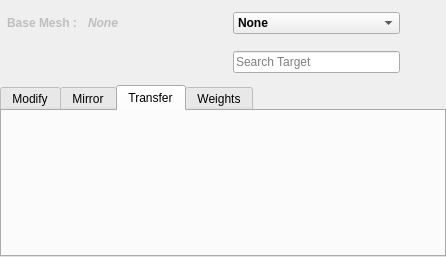
The window that z_bs/_addUI.ui (DDDonzy/d_maya) describes before a commit, drawn with Qt 5.
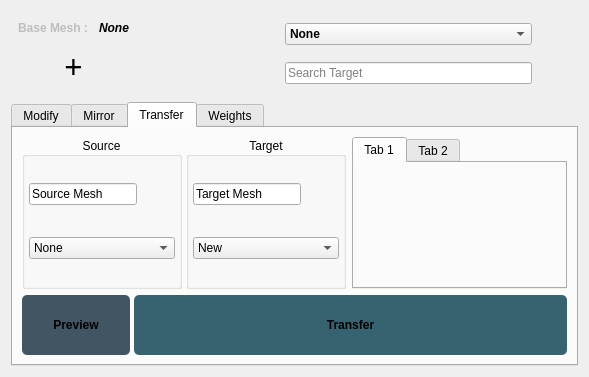
The same window after the commit. The open tabs and pages were chosen to show the change. Icons and pictures are not drawn.

What changed in the file:
```diff
--- a/z_bs/_addUI.ui
+++ b/z_bs/_addUI.ui
@@ -6,29 +6,14 @@
    <rect>
     <x>0</x>
     <y>0</y>
-    <width>446</width>
-    <height>257</height>
+    <width>589</width>
+    <height>377</height>
    </rect>
   </property>
   <property name="windowTitle">
    <string>Form</string>
   </property>
   <layout class="QVBoxLayout" name="verticalLayout_6">
-   <property name="spacing">
-    <number>0</number>
-   </property>
-   <property name="leftMargin">
-    <number>0</number>
-   </property>
-   <property name="topMargin">
-    <number>0</number>
-   </property>
-   <property name="rightMargin">
-    <number>0</number>
-   </property>
-   <property name="bottomMargin">
-    <number>0</number>
-   </property>
    <item>
     <widget class="QWidget" name="addonWidget" native="true">
      <layout class="QVBoxLayout" name="verticalLayout_5">
@@ -116,7 +101,7 @@
               <item>
                <widget class="QLabel" name="meshLabel">
                 <property name="enabled">
-                 <bool>false</bool>
+                 <bool>true</bool>
                 </property>
                 <property name="font">
                  <font>
@@ -125,6 +110,12 @@
                   <bold>true</bold>
                  </font>
                 </property>
+                <property name="styleSheet">
+                 <string notr="true">
+QLabel:hover {
+    color: #7ab5bf;
+}</string>
+                </property>
                 <property name="text">
                  <string>None</string>
                 </property>
@@ -156,6 +147,38 @@
               <property name="bottomMargin">
                <number>0</number>
               </property>
+              <item>
+               <widget class="QPushButton" name="expandButton">
+                <property name="maximumSize">
+                 <size>
+                  <width>16777215</width>
+                  <height>16777215</height>
+                 </size>
+                </property>
+                <property name="font">
+                 <font>
+                  <family>MS Gothic</family>
+                  <pointsize>-1</pointsize>
+                 </font>
+                </property>
+                <property name="styleSheet">
+                 <string notr="true">
+QPushButton{
+    font-size: 32px;
+    background: transparent;
+    border: none;
+}
+QPushButton:hover, QPushButton:pressed {
+    font-weight: bold;
+	background-color:transparent ;
+	border: 1px solid #ffffff;
+}</string>
+                </property>
+                <property name="text">
+                 <string>+</string>
+                </property>
+               </widget>
+              </item>
               <item>
                <spacer name="horizontalSpacer_4">
                 <property name="orientation">
@@ -198,7 +221,7 @@
          <widget class="QWidget" name="filterWidget" native="true">
           <property name="minimumSize">
            <size>
-            <width>220</width>
+            <width>300</width>
             <height>0</height>
            </size>
           </property>
@@ -422,7 +445,7 @@
    <item>
     <widget class="QTabWidget" name="bsTabWidget">
      <property name="currentIndex">
-      <number>0</number>
+      <number>2</number>
      </property>
      <property name="movable">
       <bool>true</bool>
@@ -434,10 +457,26 @@
       <attribute name="title">
        <string>Modify</string>
       </attribute>
-      <layout class="QVBoxLayout" name="verticalLayout_2">
-       <item>
         <layout class="QVBoxLayout" name="verticalLayout">
          <item>
+        <widget class="QWidget" name="widget_2" native="true">
+         <layout class="QHBoxLayout" name="horizontalLayout_3">
+          <item>
+           <layout class="QVBoxLayout" name="verticalLayout_10">
+            <item>
+             <spacer name="verticalSpacer_2">
+              <property name="orientation">
+               <enum>Qt::Vertical</enum>
+              </property>
+              <property name="sizeHint" stdset="0">
+               <size>
+                <width>20</width>
+                <height>0</height>
+               </size>
+              </property>
+             </spacer>
+            </item>
+            <item>
           <layout class="QHBoxLayout" name="horizontalLayout_5">
            <property name="sizeConstraint">
             <enum>QLayout::SetMinimumSize</enum>
@@ -453,10 +492,73 @@
             </widget>
            </item>
            <item>
+               <spacer name="horizontalSpacer_5">
+                <property name="orientation">
+                 <enum>Qt::Horizontal</enum>
+                </property>
+                <property name="sizeHint" stdset="0">
+                 <size>
+                  <width>40</width>
+                  <height>20</height>
+                 </size>
+                </property>
+               </spacer>
+              </item>
+             </layout>
+            </item>
+            <item>
+             <layout class="QHBoxLayout" name="horizontalLayout_16">
+              <property name="sizeConstraint">
+               <enum>QLayout::SetMinimumSize</enum>
+              </property>
+              <item>
+               <widget class="QCheckBox" name="deleteSculptCheckBox">
+                <property name="enabled">
+                 <bool>true</bool>
+                </property>
+                <property name="styleSheet">
+                 <string notr="true"/>
+                </property>
+                <property name="text">
+                 <string>Keep Sculpt Geometry</string>
+                </property>
+                <property name="checked">
+                 <bool>true</bool>
+                </property>
+                <property name="tristate">
+                 <bool>false</bool>
+                </property>
+               </widget>
+              </item>
+              <item>
+               <spacer name="horizontalSpacer_6">
+                <property name="orientation">
+                 <enum>Qt::Horizontal</enum>
+                </property>
+                <property name="sizeHint" stdset="0">
+                 <size>
+                  <width>40</width>
+                  <height>20</height>
+                 </size>
+                </property>
+               </spacer>
+              </item>
+             </layout>
+            </item>
+           </layout>
+          </item>
+          <item>
+           <layout class="QVBoxLayout" name="verticalLayout_11">
+            <item>
+             <layout class="QHBoxLayout" name="horizontalLayout_17">
+              <item>
             <spacer name="horizontalSpacer_2">
              <property name="orientation">
               <enum>Qt::Horizontal</enum>
              </property>
+                <property name="sizeType">
+                 <enum>QSizePolicy::Expanding</enum>
+                </property>
              <property name="sizeHint" stdset="0">
               <size>
                <width>40</width>
@@ -467,19 +569,57 @@
            </item>
            <item>
             <widget class="QPushButton" name="pushButton_6">
+                <property name="sizePolicy">
+                 <sizepolicy hsizetype="Fixed" vsizetype="Fixed">
+                  <horstretch>25</horstretch>
+                  <verstretch>0</verstretch>
+                 </sizepolicy>
+                </property>
+                <property name="minimumSize">
+                 <size>
+                  <width>100</width>
+                  <height>28</height>
+                 </size>
+                </property>
              <property name="maximumSize">
               <size>
                <width>16777215</width>
                <height>32</height>
               </size>
              </property>
+                <property name="styleSheet">
+                 <string notr="true">QPushButton {
+    background-color: #415563;
+    border-radius: 2px;
+
+
+}
+QPushButton:hover {
+    background-color: #628095;
+}
+QPushButton:pressed {
+    background-color: #0f1a1e;
+}</string>
+                </property>
              <property name="text">
               <string>Copy Delta</string>
              </property>
             </widget>
            </item>
            <item>
-            <widget class="QPushButton" name="pushButton_5">
+               <widget class="QPushButton" name="pushButton_8">
+                <property name="sizePolicy">
+                 <sizepolicy hsizetype="Fixed" vsizetype="Fixed">
+                  <horstretch>25</horstretch>
+                  <verstretch>0</verstretch>
+                 </sizepolicy>
+                </property>
+                <property name="minimumSize">
+                 <size>
+                  <width>100</width>
+                  <height>28</height>
+                 </size>
+                </property>
              <property name="maximumSize">
               <size>
                <width>16777215</width>
@@ -487,7 +627,18 @@
               </size>
              </property>
              <property name="styleSheet">
-              <string notr="true"/>
+                 <string notr="true">QPushButton {
+    background-color: #415563;
+    border-radius: 2px;
+
+
+}
+QPushButton:hover {
+    background-color: #628095;
+}
+QPushButton:pressed {
+    background-color: #0f1a1e;
+}</string>
              </property>
              <property name="text">
               <string>Paste Delta</string>
@@ -497,26 +648,20 @@
           </layout>
          </item>
          <item>
-          <layout class="QHBoxLayout" name="horizontalLayout_3">
-           <item>
-            <widget class="QCheckBox" name="deleteSculptCheckBox">
-             <property name="enabled">
-              <bool>true</bool>
-             </property>
-             <property name="styleSheet">
-              <string notr="true"/>
-             </property>
-             <property name="text">
-              <string>Keep Sculpt Geometry</string>
-             </property>
-             <property name="checked">
-              <bool>true</bool>
-             </property>
-             <property name="tristate">
-              <bool>false</bool>
-             </property>
-            </widget>
-           </item>
+             <spacer name="verticalSpacer">
+              <property name="orientation">
+               <enum>Qt::Vertical</enum>
+              </property>
+              <property name="sizeHint" stdset="0">
+               <size>
+                <width>20</width>
+                <height>0</height>
+               </size>
+              </property>
+             </spacer>
+            </item>
+            <item>
+             <layout class="QHBoxLayout" name="horizontalLayout_18">
            <item>
             <spacer name="horizontalSpacer">
              <property name="orientation">
@@ -546,6 +691,11 @@
            </item>
           </layout>
          </item>
+           </layout>
+          </item>
+         </layout>
+        </widget>
+       </item>
          <item>
           <layout class="QHBoxLayout" name="horizontalLayout_4">
            <property name="sizeConstraint">
@@ -554,7 +704,7 @@
            <item>
             <widget class="QPushButton" name="addSculptButton">
              <property name="sizePolicy">
-              <sizepolicy hsizetype="Minimum" vsizetype="Preferred">
+            <sizepolicy hsizetype="Minimum" vsizetype="Maximum">
                <horstretch>0</horstretch>
                <verstretch>0</verstretch>
               </sizepolicy>
@@ -562,7 +712,13 @@
              <property name="minimumSize">
               <size>
                <width>0</width>
-               <height>48</height>
+             <height>60</height>
+            </size>
+           </property>
+           <property name="maximumSize">
+            <size>
+             <width>16777215</width>
+             <height>60</height>
               </size>
              </property>
              <property name="sizeIncrement">
@@ -594,8 +750,6 @@
           </layout>
          </item>
         </layout>
-       </item>
-      </layout>
      </widget>
      <widget class="QWidget" name="tabMirror">
       <attribute name="title">
@@ -606,6 +760,387 @@
       <attribute name="title">
        <string>Transfer</string>
       </attribute>
+      <layout class="QVBoxLayout" name="verticalLayout_8">
+       <item>
+        <layout class="QHBoxLayout" name="horizontalLayout_13">
+         <item>
+          <widget class="QWidget" name="widget" native="true">
+           <property name="sizePolicy">
+            <sizepolicy hsizetype="Preferred" vsizetype="Preferred">
+             <horstretch>50</horstretch>
+             <verstretch>0</verstretch>
+            </sizepolicy>
+           </property>
+           <layout class="QHBoxLayout" name="horizontalLayout_14">
+            <property name="spacing">
+             <number>4</number>
+            </property>
+            <property name="leftMargin">
+             <number>0</number>
+            </property>
+            <property name="topMargin">
+             <number>0</number>
+            </property>
+            <property name="rightMargin">
+             <number>0</number>
+            </property>
+            <property name="bottomMargin">
+             <number>0</number>
+            </property>
+            <item>
+             <widget class="QGroupBox" name="groupBox_2">
+              <property name="sizePolicy">
+               <sizepolicy hsizetype="Minimum" vsizetype="Preferred">
+                <horstretch>50</horstretch>
+                <verstretch>0</verstretch>
+               </sizepolicy>
+              </property>
+              <property name="title">
+               <string>Source</string>
+              </property>
+              <property name="alignment">
+               <set>Qt::AlignCenter</set>
+              </property>
+              <property name="flat">
+               <bool>true</bool>
+              </property>
+              <property name="checkable">
+               <bool>false</bool>
+              </property>
+              <layout class="QVBoxLayout" name="verticalLayout_7">
+               <property name="spacing">
+                <number>6</number>
+               </property>
+               <property name="leftMargin">
+                <number>4</number>
+               </property>
+               <property name="topMargin">
+                <number>0</number>
+               </property>
+               <property name="rightMargin">
+                <number>4</number>
+               </property>
+               <property name="bottomMargin">
+                <number>4</number>
+               </property>
+               <item>
+                <layout class="QHBoxLayout" name="horizontalLayout_9">
+                 <item>
+                  <widget class="QLineEdit" name="lineEdit_3">
+                   <property name="text">
+                    <string>Source Mesh</string>
+                   </property>
+                  </widget>
+                 </item>
+                 <item>
+                  <widget class="QPushButton" name="pushButton_7">
+                   <property name="minimumSize">
+                    <size>
+                     <width>32</width>
+                     <height>32</height>
+                    </size>
+                   </property>
+                   <property name="maximumSize">
+                    <size>
+                     <width>32</width>
+                     <height>32</height>
+                    </size>
+                   </property>
+                   <property name="styleSheet">
+                    <string notr="true">QPushButton {
+    border: none;
+    background: transparent;
+    icon: url(:teAdd.svg);
+}
+
+QPushButton:hover {
+	icon: url(:teAdd_Hover.svg);
+}
+</string>
+                   </property>
+                   <property name="text">
+                    <string/>
+                   </property>
+                   <property name="iconSize">
+                    <size>
+                     <width>35</width>
+                     <height>35</height>
+                    </size>
+                   </property>
+                  </widget>
+                 </item>
+                </layout>
+               </item>
+               <item>
+                <layout class="QHBoxLayout" name="horizontalLayout_10">
+                 <item>
+                  <widget class="QComboBox" name="comboBox_3">
+                   <property name="sizePolicy">
+                    <sizepolicy hsizetype="MinimumExpanding" vsizetype="Fixed">
+                     <horstretch>0</horstretch>
+                     <verstretch>0</verstretch>
+                    </sizepolicy>
+                   </property>
+                   <item>
+                    <property name="text">
+                     <string>None</string>
+                    </property>
+                   </item>
+                  </widget>
+                 </item>
+                </layout>
+               </item>
+              </layout>
+             </widget>
+            </item>
+            <item>
+             <widget class="QGroupBox" name="groupBox">
+              <property name="sizePolicy">
+               <sizepolicy hsizetype="Minimum" vsizetype="Preferred">
+                <horstretch>50</horstretch>
+                <verstretch>0</verstretch>
+               </sizepolicy>
+              </property>
+              <property name="title">
+               <string>Target</string>
+              </property>
+              <property name="alignment">
+               <set>Qt::AlignCenter</set>
+              </property>
+              <property name="flat">
+               <bool>true</bool>
+              </property>
+              <property name="checkable">
+               <bool>false</bool>
+              </property>
+              <layout class="QVBoxLayout" name="verticalLayout_9">
+               <property name="spacing">
+                <number>6</number>
+               </property>
+               <property name="leftMargin">
+                <number>4</number>
+               </property>
+               <property name="topMargin">
+                <number>0</number>
+               </property>
+               <property name="rightMargin">
+                <number>4</number>
+               </property>
+               <property name="bottomMargin">
+                <number>4</number>
+               </property>
+               <item>
+                <layout class="QHBoxLayout" name="horizontalLayout_11">
+                 <item>
+                  <widget class="QLineEdit" name="lineEdit">
+                   <property name="text">
+                    <string>Target Mesh</string>
+                   </property>
+                  </widget>
+                 </item>
+                 <item>
+                  <widget class="QPushButton" name="pushButton">
+                   <property name="sizePolicy">
+                    <sizepolicy hsizetype="Fixed" vsizetype="Fixed">
+                     <horstretch>0</horstretch>
+                     <verstretch>0</verstretch>
+                    </sizepolicy>
+                   </property>
+                   <property name="minimumSize">
+                    <size>
+                     <width>32</width>
+                     <height>32</height>
+                    </size>
+                   </property>
+                   <property name="maximumSize">
+                    <size>
+                     <width>32</width>
+                     <height>32</height>
+                    </size>
+                   </property>
+                   <property name="styleSheet">
+                    <string notr="true">QPushButton {
+    border: none;
+    background: transparent;
+    icon: url(:teAdd.svg);
+}
+
+QPushButton:hover {
+	icon: url(:teAdd_Hover.svg);
+}
+</string>
+                   </property>
+                   <property name="text">
+                    <string/>
+                   </property>
+                   <property name="iconSize">
+                    <size>
+                     <width>35</width>
+                     <height>35</height>
+                    </size>
+                   </property>
+                  </widget>
+                 </item>
+                </layout>
+               </item>
+               <item>
+                <layout class="QHBoxLayout" name="horizontalLayout_12">
+                 <item>
+                  <widget class="QComboBox" name="comboBox">
+                   <property name="sizePolicy">
+                    <sizepolicy hsizetype="MinimumExpanding" vsizetype="Fixed">
+                     <horstretch>0</horstretch>
+                     <verstretch>0</verstretch>
+                    </sizepolicy>
+                   </property>
+                   <item>
+                    <property name="text">
+                     <string>New</string>
+                    </property>
+                   </item>
+                  </widget>
+                 </item>
+                </layout>
+               </item>
+              </layout>
+             </widget>
+            </item>
+           </layout>
+          </widget>
+         </item>
+         <item>
+          <widget class="QTabWidget" name="tabWidget">
+           <property name="sizePolicy">
+            <sizepolicy hsizetype="Minimum" vsizetype="Preferred">
+             <horstretch>50</horstretch>
+             <verstretch>0</verstretch>
+            </sizepolicy>
+           </property>
+           <property name="currentIndex">
+            <number>0</number>
+           </property>
+           <widget class="QWidget" name="tab">
+            <attribute name="title">
+             <string>Tab 1</string>
+            </attribute>
+           </widget>
+           <widget class="QWidget" name="tab_2">
+            <attribute name="title">
+             <string>Tab 2</string>
+            </attribute>
+           </widget>
+          </widget>
+         </item>
+        </layout>
+       </item>
+       <item>
+        <widget class="QWidget" name="verticalWidget" native="true">
+         <property name="sizePolicy">
+          <sizepolicy hsizetype="Minimum" vsizetype="Maximum">
+           <horstretch>10</horstretch>
+           <verstretch>0</verstretch>
+          </sizepolicy>
+         </property>
+         <layout class="QHBoxLayout" name="horizontalLayout_15">
+          <property name="spacing">
+           <number>4</number>
+          </property>
+          <property name="leftMargin">
+           <number>0</number>
+          </property>
+          <property name="topMargin">
+           <number>0</number>
+          </property>
+          <property name="rightMargin">
+           <number>0</number>
+          </property>
+          <property name="bottomMargin">
+           <number>0</number>
+          </property>
+          <item>
+           <widget class="QPushButton" name="pushButton_2">
+            <property name="sizePolicy">
+             <sizepolicy hsizetype="Minimum" vsizetype="Maximum">
+              <horstretch>20</horstretch>
+              <verstretch>0</verstretch>
+             </sizepolicy>
+            </property>
+            <property name="minimumSize">
+             <size>
+              <width>0</width>
+              <height>60</height>
+             </size>
+            </property>
+            <property name="maximumSize">
+             <size>
+              <width>16777215</width>
+              <height>60</height>
+             </size>
+            </property>
+            <property name="styleSheet">
+             <string notr="true">QPushButton {
+    background-color: #415563;
+    border-radius: 5px;
+
+	font-weight: bold;
+
+}
+QPushButton:hover {
+    background-color: #628095;
+}
+QPushButton:pressed {
+    background-color: #0f1a1e;
+}</string>
+            </property>
+            <property name="text">
+             <string>Preview</string>
+            </property>
+           </widget>
+          </item>
+          <item>
+           <widget class="QPushButton" name="pushButton_3">
+            <property name="sizePolicy">
+             <sizepolicy hsizetype="Minimum" vsizetype="Maximum">
+              <horstretch>80</horstretch>
+              <verstretch>0</verstretch>
+             </sizepolicy>
+            </property>
+            <property name="minimumSize">
+             <size>
+              <width>0</width>
+              <height>60</height>
+             </size>
+            </property>
+            <property name="maximumSize">
+             <size>
+              <width>16777215</width>
+              <height>60</height>
+             </size>
+            </property>
+            <property name="styleSheet">
+             <string notr="true">QPushButton {
+    background-color: #376270;
+    border-radius: 5px;
+
+	font-weight: bold;
+
+}
+QPushButton:hover {
+    background-color: #478893;
+}
+QPushButton:pressed {
+    background-color: #0f1a1e;
+}</string>
+            </property>
+            <property name="text">
+             <string>Transfer</string>
+            </property>
+           </widget>
+          </item>
+         </layout>
+        </widget>
+       </item>
+      </layout>
      </widget>
      <widget class="QWidget" name="tabWeights">
       <attribute name="title">
```
Lines whose indentation alone changed are shown as unchanged.
